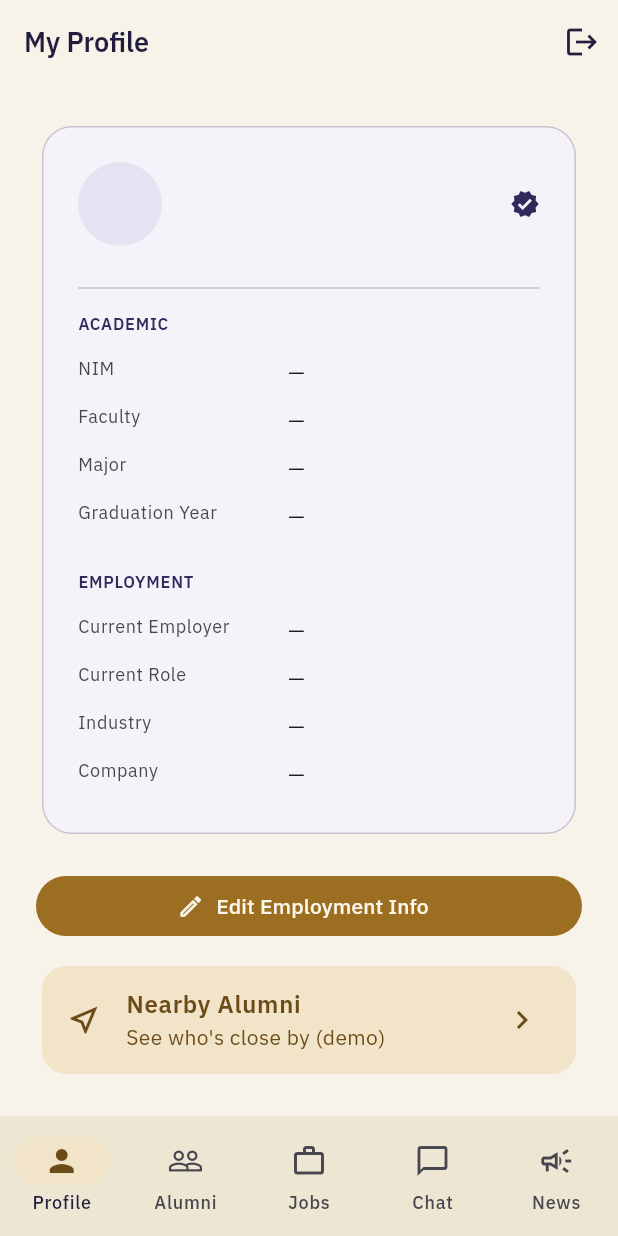
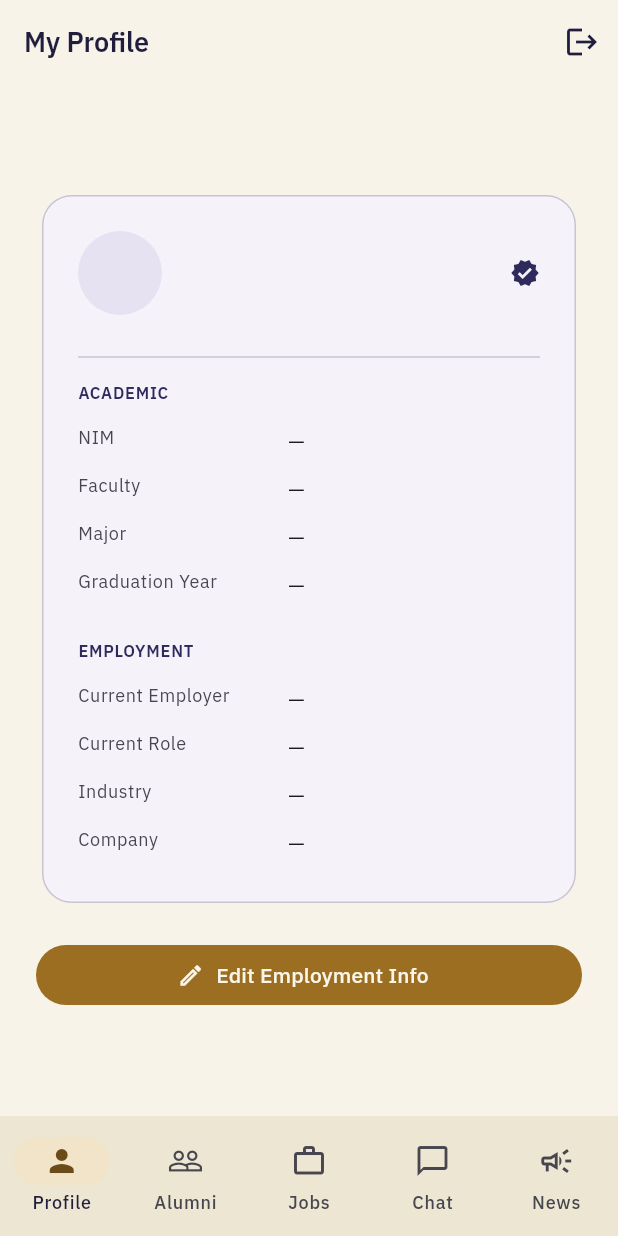
Before and after one commit to FarrelAlfarabi/Undip-Alumni-Connect, a Flutter app: the HomeShell screen opened directly with empty values, on a phone screen of 412 x 824 dp. Run offline on Flutter 3.47's test engine with Material 3 defaults, Android fonts, the phone set to English and light mode, and no system bars; our stand-ins replace flutter_dotenv, google_fonts, supabase_flutter; accounts and stored records are empty.

Commit message:
Remove the redundant Nearby Alumni card from Profile
The Directory/Nearby tabs (Session 18) are now the only entry point
into Nearby Alumni -- the Profile-tab shortcut was a second, now
unnecessary way to reach the same place. Removed it along with the
plumbing that only existed to support it (onOpenNearby callback,
HomeShell's alumni-tab epoch/initial-tab state, AlumniScreen's unused
initialTabIndex param).

Co-Authored-By: Claude Sonnet 5 <noreply@anthropic.com>
Claude-Session: https://claude.ai/code/session_01LaDF4dJ9vMPhD2KQrC7XAH

```diff
--- a/lib/screens/home_shell.dart
+++ b/lib/screens/home_shell.dart
@@ -37,13 +37,6 @@ class _HomeShellState extends State<HomeShell> {
   int _jobsEpoch = 0;
   int _chatEpoch = 0;
 
-  // Bumped (alongside forcing Alumni tab + sub-tab 1) when the Profile
-  // tab's "Nearby Alumni" shortcut is tapped, so AlumniScreen is recreated
-  // with a fresh TabController defaulting to Nearby instead of wherever it
-  // was left.
-  int _alumniEpoch = 0;
-  int _alumniInitialTab = 0;
-
   @override
   void initState() {
     super.initState();
@@ -64,27 +57,11 @@ class _HomeShellState extends State<HomeShell> {
     });
   }
 
-  void _openNearbyAlumni() {
-    setState(() {
-      _index = 1;
-      _alumniInitialTab = 1;
-      _alumniEpoch++;
-    });
-  }
-
   @override
   Widget build(BuildContext context) {
     final tabs = [
-      ProfileDetailScreen(
-        profile: widget.profile,
-        currentUser: _currentUser,
-        onOpenNearby: _openNearbyAlumni,
-      ),
-      AlumniScreen(
-        key: ValueKey('alumni-$_alumniEpoch'),
-        currentUser: _currentUser,
-        initialTabIndex: _alumniInitialTab,
-      ),
+      ProfileDetailScreen(profile: widget.profile, currentUser: _currentUser),
+      AlumniScreen(currentUser: _currentUser),
       JobBoardScreen(
         key: ValueKey('jobs-$_jobsEpoch'),
         currentUser: _currentUser,
--- a/lib/screens/profile_detail_screen.dart
+++ b/lib/screens/profile_detail_screen.dart
@@ -29,17 +29,12 @@ class ProfileDetailScreen extends StatefulWidget {
     required this.profile,
     required this.currentUser,
     this.showEditButton = true,
-    this.onOpenNearby,
   });
 
   /// The profile being displayed — own or someone else's.
   final Map<String, dynamic> profile;
   final bool showEditButton;
   final ValueNotifier<Map<String, dynamic>> currentUser;
-
-  /// Switches HomeShell to the Alumni tab's Nearby sub-tab. Only set (and
-  /// only shown) on the own-profile instance — see HomeShell.
-  final VoidCallback? onOpenNearby;
 
   @override
   State<ProfileDetailScreen> createState() => _ProfileDetailScreenState();
@@ -284,41 +279,6 @@ class _ProfileDetailScreenState extends State<ProfileDetailScreen> {
                       icon: const Icon(Icons.edit_outlined),
                       label: const Text('Edit Employment Info'),
                     ),
-                    const SizedBox(height: 12),
-                    Card(
-                      elevation: 0,
-                      color: theme.colorScheme.secondaryContainer,
-                      shape: RoundedRectangleBorder(
-                        borderRadius: BorderRadius.circular(16),
-                      ),
-                      child: ListTile(
-                        shape: RoundedRectangleBorder(
-                          borderRadius: BorderRadius.circular(16),
-                        ),
-                        leading: Icon(
-                          Icons.near_me_outlined,
-                          color: theme.colorScheme.onSecondaryContainer,
-                        ),
-                        title: Text(
-                          'Nearby Alumni',
-                          style: TextStyle(
-                            color: theme.colorScheme.onSecondaryContainer,
-                            fontWeight: FontWeight.w600,
-                          ),
-                        ),
-                        subtitle: Text(
-                          'See who\'s close by (demo)',
-                          style: TextStyle(
-                            color: theme.colorScheme.onSecondaryContainer,
-                          ),
-                        ),
-                        trailing: Icon(
-                          Icons.chevron_right,
-                          color: theme.colorScheme.onSecondaryContainer,
-                        ),
-                        onTap: widget.onOpenNearby,
-                      ),
-                    ),
                   ] else if (!_isOwnProfile) ...[
                     const SizedBox(height: 20),
                     ValueListenableBuilder<Map<String, dynamic>>(
```
Also changed, not shown: lib/screens/alumni_screen.dart (+2 -14 lines), 1 other file.
